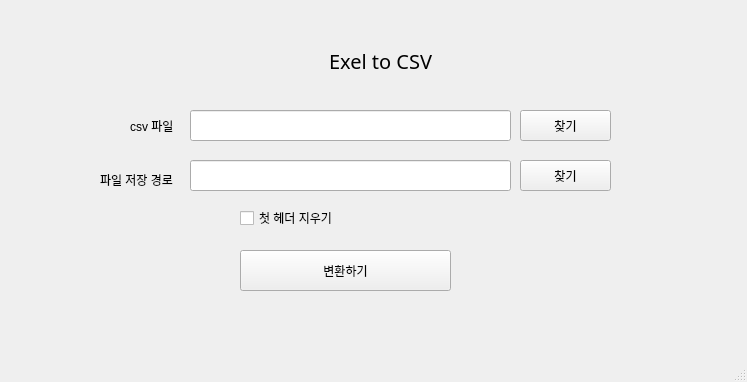
First picture: the form in ExceltoCSV.ui, repository guaba98/ExcelToCSV, before the edit.
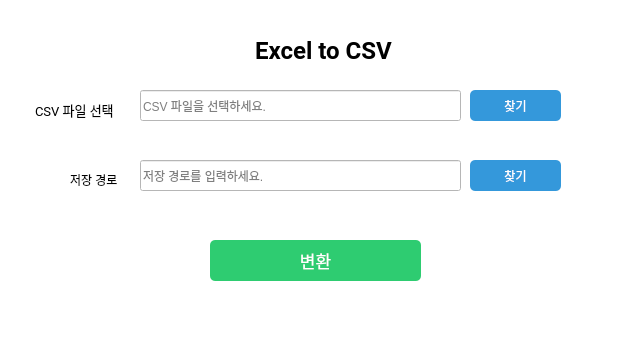
Second picture: the form after the edit.

Commit message: fix: 여러 개 파일 만들 수 있도록 변경

```diff
--- a/ExceltoCSV.ui
+++ b/ExceltoCSV.ui
@@ -6,79 +6,94 @@
    <rect>
     <x>0</x>
     <y>0</y>
-    <width>747</width>
-    <height>382</height>
+    <width>633</width>
+    <height>355</height>
    </rect>
   </property>
   <property name="windowTitle">
    <string>MainWindow</string>
   </property>
+  <property name="styleSheet">
+   <string notr="true">background-color: rgb(255, 255, 255);</string>
+  </property>
   <widget class="QWidget" name="centralwidget">
    <widget class="QLabel" name="label_title">
     <property name="geometry">
      <rect>
-      <x>300</x>
-      <y>40</y>
-      <width>161</width>
+      <x>200</x>
+      <y>30</y>
+      <width>247</width>
       <height>41</height>
      </rect>
     </property>
     <property name="font">
      <font>
-      <family>KoPub돋움체 Bold</family>
-      <pointsize>15</pointsize>
-      <weight>50</weight>
-      <bold>false</bold>
+      <family>Roboto</family>
+      <pointsize>18</pointsize>
+      <weight>75</weight>
+      <bold>true</bold>
      </font>
     </property>
-    <property name="layoutDirection">
-     <enum>Qt::LeftToRight</enum>
-    </property>
     <property name="text">
-     <string>Exel to CSV</string>
+     <string>Excel to CSV</string>
     </property>
     <property name="alignment">
      <set>Qt::AlignCenter</set>
     </property>
    </widget>
-   <widget class="QLineEdit" name="lineEdit_csvpath">
-    <property name="geometry">
-     <rect>
-      <x>190</x>
-      <y>110</y>
-      <width>321</width>
-      <height>31</height>
-     </rect>
-    </property>
-   </widget>
    <widget class="QLabel" name="label_csvfile">
     <property name="geometry">
      <rect>
-      <x>130</x>
-      <y>120</y>
-      <width>56</width>
-      <height>12</height>
+      <x>35</x>
+      <y>100</y>
+      <width>91</width>
+      <height>20</height>
      </rect>
     </property>
     <property name="font">
      <font>
-      <weight>50</weight>
-      <bold>false</bold>
+      <family>Roboto</family>
+      <pointsize>10</pointsize>
      </font>
     </property>
     <property name="text">
-     <string>csv 파일</string>
+     <string>CSV 파일 선택</string>
+    </property>
+   </widget>
+   <widget class="QLineEdit" name="lineEdit_csvpath">
+    <property name="geometry">
+     <rect>
+      <x>140</x>
+      <y>90</y>
+      <width>321</width>
+      <height>31</height>
+     </rect>
+    </property>
+    <property name="placeholderText">
+     <string>CSV 파일을 선택하세요.</string>
     </property>
    </widget>
    <widget class="QPushButton" name="btn_csv_search">
     <property name="geometry">
      <rect>
-      <x>520</x>
-      <y>110</y>
+      <x>470</x>
+      <y>90</y>
       <width>91</width>
       <height>31</height>
      </rect>
     </property>
+    <property name="styleSheet">
+     <string>
+      QPushButton {
+        background-color: #3498db;
+        color: white;
+        border-radius: 5px;
+      }
+      QPushButton:hover {
+        background-color: #2980b9;
+      }
+     </string>
+    </property>
     <property name="text">
      <string>찾기</string>
     </property>
@@ -86,63 +101,82 @@
    <widget class="QLabel" name="label_savepath">
     <property name="geometry">
      <rect>
-      <x>100</x>
+      <x>70</x>
       <y>170</y>
-      <width>91</width>
+      <width>51</width>
       <height>20</height>
      </rect>
     </property>
     <property name="text">
-     <string>파일 저장 경로</string>
+     <string>저장 경로</string>
     </property>
    </widget>
    <widget class="QLineEdit" name="lineEdit_savepath">
     <property name="geometry">
      <rect>
-      <x>190</x>
+      <x>140</x>
       <y>160</y>
       <width>321</width>
       <height>31</height>
      </rect>
     </property>
+    <property name="placeholderText">
+     <string>저장 경로를 입력하세요.</string>
+    </property>
    </widget>
    <widget class="QPushButton" name="btn_savefile_search">
     <property name="geometry">
      <rect>
-      <x>520</x>
+      <x>470</x>
       <y>160</y>
       <width>91</width>
       <height>31</height>
      </rect>
     </property>
+    <property name="styleSheet">
+     <string>
+      QPushButton {
+        background-color: #3498db;
+        color: white;
+        border-radius: 5px;
+      }
+      QPushButton:hover {
+        background-color: #2980b9;
+      }
+     </string>
+    </property>
     <property name="text">
      <string>찾기</string>
     </property>
    </widget>
-   <widget class="QCheckBox" name="check_rmv_header">
-    <property name="geometry">
-     <rect>
-      <x>240</x>
-      <y>210</y>
-      <width>131</width>
-      <height>16</height>
-     </rect>
-    </property>
-    <property name="text">
-     <string>첫 헤더 지우기</string>
-    </property>
-   </widget>
    <widget class="QPushButton" name="btn_convert">
     <property name="geometry">
      <rect>
-      <x>240</x>
-      <y>250</y>
+      <x>210</x>
+      <y>240</y>
       <width>211</width>
       <height>41</height>
      </rect>
     </property>
+    <property name="font">
+     <font>
+      <pointsize>13</pointsize>
+     </font>
+    </property>
+    <property name="styleSheet">
+     <string>
+      QPushButton {
+        background-color: #2ecc71;
+        color: white;
+        border-radius: 5px;
+      }
+      QPushButton:hover {
+        background-color: #27ae60;
+      }
+     </string>
+    </property>
     <property name="text">
-     <string>변환하기</string>
+     <string>변환</string>
     </property>
    </widget>
   </widget>
```
Left out of the diff: 2 changed lines with no effect on the pictures. The commit also changes 2 other files.
